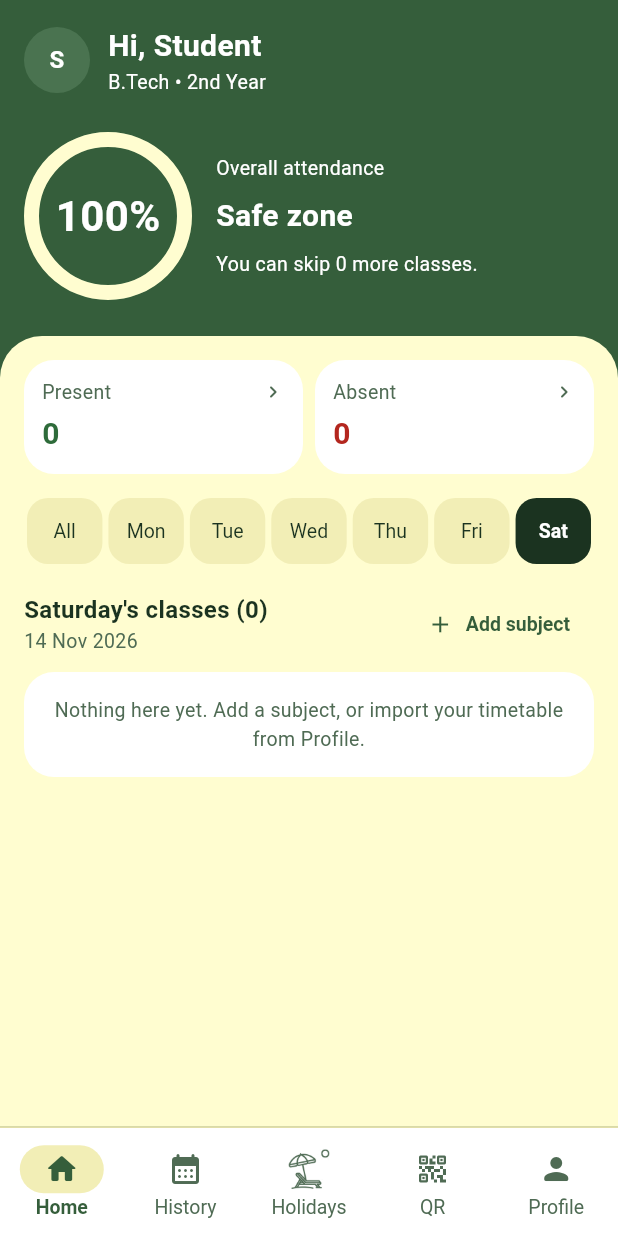
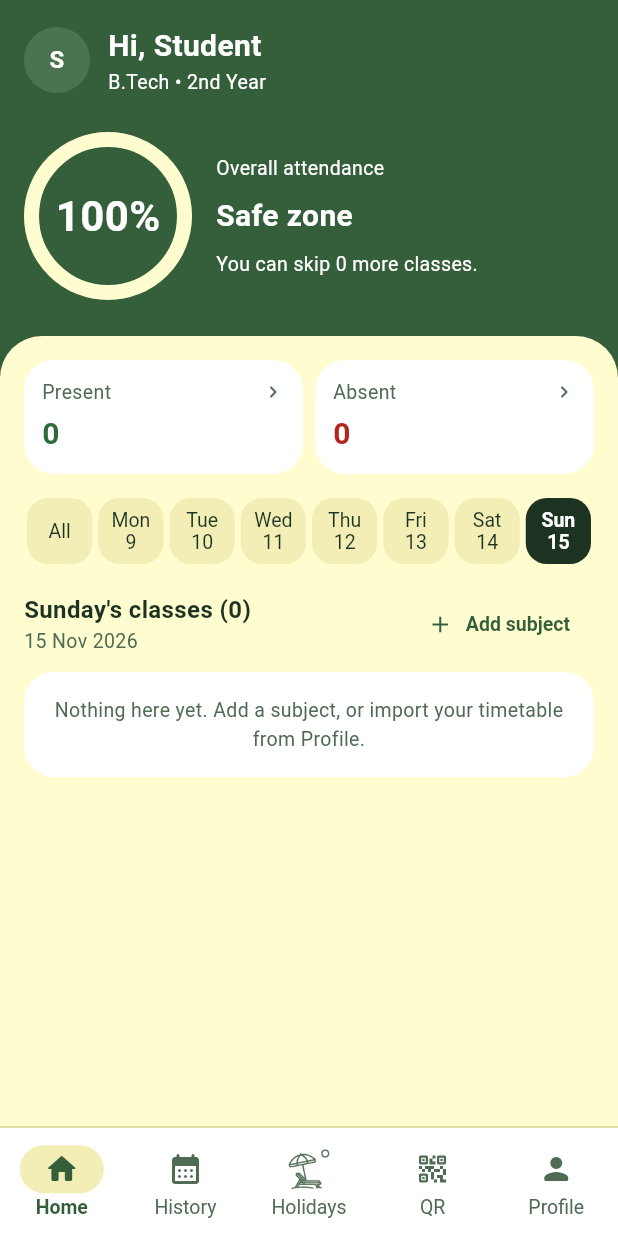
Before and after one commit to rachamadhav28-spec/Attend, a Flutter app: the MainDashboardScreen screen opened directly with empty values, on a phone screen of 412 x 824 dp. Run offline on Flutter 3.47's test engine with Material 3 defaults, Android fonts, the phone set to English and light mode, and no system bars; our stand-ins replace file_picker, google_sign_in, qr_flutter, shared_preferences, supabase_flutter; missing offline and left inert: mobile_scanner, qr; accounts and stored records are empty.

Commit message:
Add a Sunday button and show the date on each day button
Co-Authored-By: Claude Sonnet 5.5 <noreply@anthropic.com>
Claude-Session: https://claude.ai/code/session_01FA6auZpS5fLb1PAvRyaE8L

```diff
--- a/lib/main.dart
+++ b/lib/main.dart
@@ -1045,7 +1045,8 @@ class _MainDashboardScreenState extends State<MainDashboardScreen>
     'Wed',
     'Thu',
     'Fri',
-    'Sat'
+    'Sat',
+    'Sun'
   ];
   static const Map<String, String> _fullDayNames = {
     'Mon': 'Monday',
@@ -1054,6 +1055,7 @@ class _MainDashboardScreenState extends State<MainDashboardScreen>
     'Thu': 'Thursday',
     'Fri': 'Friday',
     'Sat': 'Saturday',
+    'Sun': 'Sunday',
   };
   String _selectedDayMode = 'All';
   int? _flashIdx;
@@ -1098,7 +1100,7 @@ class _MainDashboardScreenState extends State<MainDashboardScreen>
   }
 
   DateTime _dateForDay(String d) {
-    const idx = {'Mon': 1, 'Tue': 2, 'Wed': 3, 'Thu': 4, 'Fri': 5, 'Sat': 6};
+    const idx = {'Mon': 1, 'Tue': 2, 'Wed': 3, 'Thu': 4, 'Fri': 5, 'Sat': 6, 'Sun': 7};
     final now = DateTime.now();
     final target = idx[d] ?? now.weekday;
     return now.add(Duration(days: target - now.weekday));
@@ -1118,9 +1120,10 @@ class _MainDashboardScreenState extends State<MainDashboardScreen>
       case DateTime.friday:
         return 'Fri';
       case DateTime.saturday:
+        return 'Sat';
       case DateTime.sunday:
       default:
-        return 'Sat';
+        return 'Sun';
     }
   }
 
@@ -2316,7 +2319,9 @@ class _MainDashboardScreenState extends State<MainDashboardScreen>
                 child: Padding(
                   padding: const EdgeInsets.symmetric(horizontal: 2),
                   child: AppPill(
-                    label: d,
+                    label: d == 'All'
+                        ? 'All'
+                        : '$d\n${_dateForDay(d).day}',
                     selected: activeDay == d,
                     onTap: () => setState(() => _selectedDayMode = d),
                   ),
--- a/lib/ui_kit.dart
+++ b/lib/ui_kit.dart
@@ -443,7 +443,7 @@ class AppPill extends StatelessWidget {
               fontWeight: selected ? FontWeight.w600 : FontWeight.w400,
               color: selected ? Colors.white : AppColors.ink,
             ),
-            child: Text(label),
+            child: Text(label, textAlign: TextAlign.center),
           ),
         ),
       ),
```
